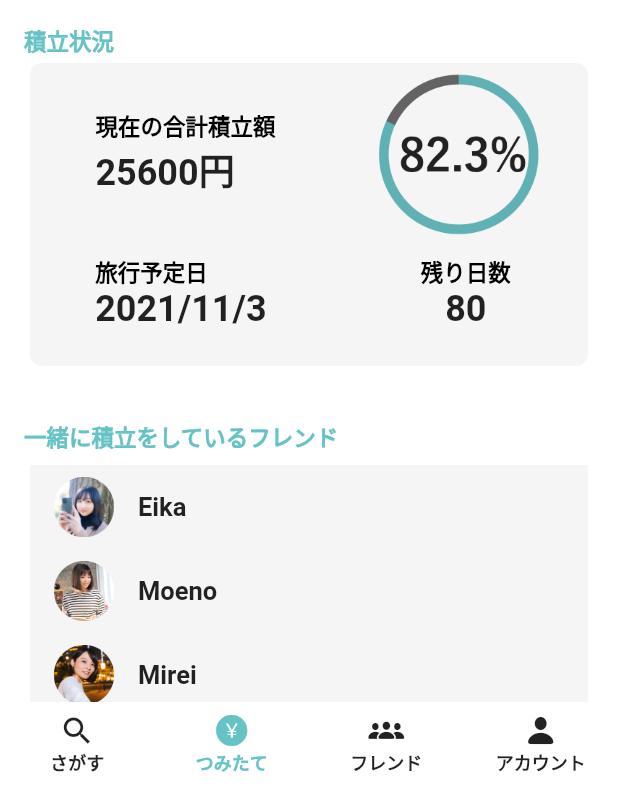
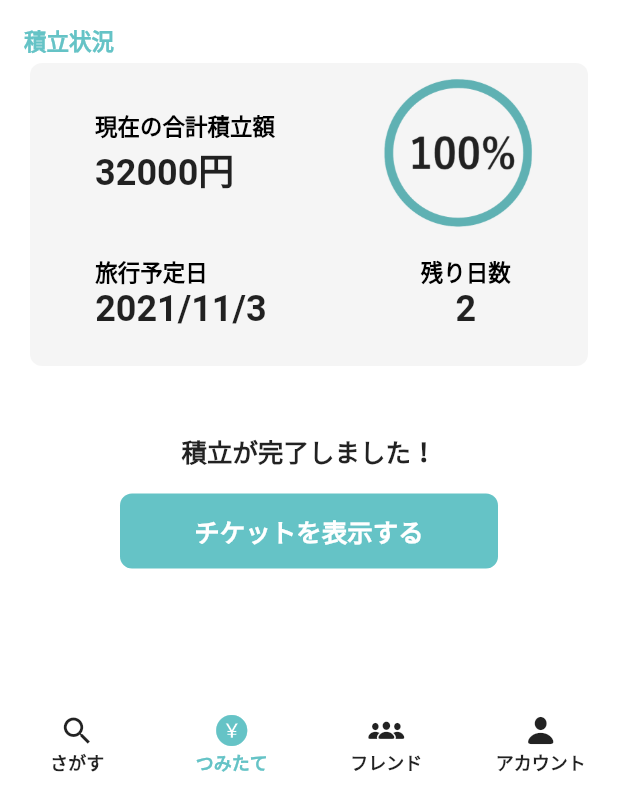
Before and after one commit to taznica/treap_app, a Flutter app: the screen it shows after launch, item 2 of the bottom bar chosen, on a phone screen of 412 x 824 dp, the part 450-1236 px from its top. Run offline on Flutter 3.47's test engine with Material 2 defaults, Android fonts, the phone set to English and light mode, and no system bars.

Commit message:
add: images and update UI in views of finished tsumitate and ticket to use

```diff
--- a/lib/views/tsumitate/tsumitate_view.dart
+++ b/lib/views/tsumitate/tsumitate_view.dart
@@ -2,6 +2,7 @@ import 'package:flutter/cupertino.dart';
 import 'package:flutter/material.dart';
 import 'package:gohoubi_app/constants.dart';
 import 'package:gohoubi_app/models/user.dart';
+import 'package:gohoubi_app/views/ticket/components/ticket_use_view.dart';
 
 class TsumitateView extends StatelessWidget {
   @override
@@ -76,7 +77,7 @@ class TsumitateView extends StatelessWidget {
                                             ),
                                       ),
                                       Text(
-                                        '25600円',
+                                        '32000円',
                                         style: Theme.of(context)
                                             .textTheme
                                             .headline5
@@ -88,7 +89,7 @@ class TsumitateView extends StatelessWidget {
                                   ),
                                 ),
                                 Image.asset(
-                                  'assets/images/progress_823.png',
+                                  'assets/images/progress_100.png',
                                   height: 120,
                                 )
                               ],
@@ -147,7 +148,7 @@ class TsumitateView extends StatelessWidget {
                                             ),
                                       ),
                                       Text(
-                                        '80',
+                                        '2',
                                         style: Theme.of(context)
                                             .textTheme
                                             .headline5
@@ -166,84 +167,100 @@ class TsumitateView extends StatelessWidget {
                     ],
                   ),
                 ),
+                // Padding(
+                //   padding: const EdgeInsets.all(16.0),
+                //   child: Column(
+                //     crossAxisAlignment: CrossAxisAlignment.start,
+                //     children: [
+                //       Text(
+                //         '一緒に積立をしているフレンド',
+                //         style: Theme.of(context).textTheme.subtitle2.copyWith(
+                //               color: treapColor,
+                //               fontWeight: FontWeight.bold,
+                //             ),
+                //       ),
+                //       Padding(
+                //         padding: const EdgeInsets.only(
+                //           top: 8.0,
+                //           bottom: 4.0,
+                //           left: 4.0,
+                //           right: 4.0,
+                //         ),
+                //         child: Container(
+                //           decoration: BoxDecoration(
+                //               borderRadius: BorderRadius.circular(8.0)),
+                //           height: 200,
+                //           child: ListView(
+                //             children: [
+                //               ListTile(
+                //                 title: Text(
+                //                   'Eika',
+                //                   style: Theme.of(context)
+                //                       .textTheme
+                //                       .subtitle1
+                //                       .copyWith(
+                //                         fontWeight: FontWeight.bold,
+                //                       ),
+                //                 ),
+                //                 leading: Image.asset(
+                //                   'assets/images/1_friend_eika.png',
+                //                   height: 40,
+                //                 ),
+                //                 tileColor: Colors.grey.withOpacity(0.1),
+                //               ),
+                //               ListTile(
+                //                 title: Text(
+                //                   'Moeno',
+                //                   style: Theme.of(context)
+                //                       .textTheme
+                //                       .subtitle1
+                //                       .copyWith(
+                //                         fontWeight: FontWeight.bold,
+                //                       ),
+                //                 ),
+                //                 leading: Image.asset(
+                //                   'assets/images/2_friend_moeno.png',
+                //                   height: 40,
+                //                 ),
+                //                 tileColor: Colors.grey.withOpacity(0.1),
+                //               ),
+                //               ListTile(
+                //                 title: Text(
+                //                   'Mirei',
+                //                   style: Theme.of(context)
+                //                       .textTheme
+                //                       .subtitle1
+                //                       .copyWith(
+                //                         fontWeight: FontWeight.bold,
+                //                       ),
+                //                 ),
+                //                 leading: Image.asset(
+                //                   'assets/images/5_friend_mirei.png',
+                //                   height: 40,
+                //                 ),
+                //                 tileColor: Colors.grey.withOpacity(0.1),
+                //               ),
+                //             ],
+                //           ),
+                //         ),
+                //       ),
+                //     ],
+                //   ),
+                // ),
                 Padding(
-                  padding: const EdgeInsets.all(16.0),
-                  child: Column(
-                    crossAxisAlignment: CrossAxisAlignment.start,
-                    children: [
-                      Text(
-                        '一緒に積立をしているフレンド',
-                        style: Theme.of(context).textTheme.subtitle2.copyWith(
-                              color: treapColor,
-                              fontWeight: FontWeight.bold,
-                            ),
-                      ),
-                      Padding(
-                        padding: const EdgeInsets.only(
-                          top: 8.0,
-                          bottom: 4.0,
-                          left: 4.0,
-                          right: 4.0,
-                        ),
-                        child: Container(
-                          decoration: BoxDecoration(
-                              borderRadius: BorderRadius.circular(8.0)),
-                          height: 200,
-                          child: ListView(
-                            children: [
-                              ListTile(
-                                title: Text(
-                                  'Eika',
-                                  style: Theme.of(context)
-                                      .textTheme
-                                      .subtitle1
-                                      .copyWith(
-                                        fontWeight: FontWeight.bold,
-                                      ),
-                                ),
-                                leading: Image.asset(
-                                  'assets/images/1_friend_eika.png',
-                                  height: 40,
-                                ),
-                                tileColor: Colors.grey.withOpacity(0.1),
-                              ),
-                              ListTile(
-                                title: Text(
-                                  'Moeno',
-                                  style: Theme.of(context)
-                                      .textTheme
-                                      .subtitle1
-                                      .copyWith(
-                                        fontWeight: FontWeight.bold,
-                                      ),
-                                ),
-                                leading: Image.asset(
-                                  'assets/images/2_friend_moeno.png',
-                                  height: 40,
-                                ),
-                                tileColor: Colors.grey.withOpacity(0.1),
-                              ),
-                              ListTile(
-                                title: Text(
-                                  'Mirei',
-                                  style: Theme.of(context)
-                                      .textTheme
-                                      .subtitle1
-                                      .copyWith(
-                                        fontWeight: FontWeight.bold,
-                                      ),
-                                ),
-                                leading: Image.asset(
-                                  'assets/images/5_friend_mirei.png',
-                                  height: 40,
-                                ),
-                                tileColor: Colors.grey.withOpacity(0.1),
-                              ),
-                            ],
+                  padding: const EdgeInsets.only(
+                    top: 24.0,
+                    bottom: 8.0,
+                  ),
+                  child: Align(
+                    alignment: Alignment.center,
+                    child: Text(
+                      '積立が完了しました！',
+                      style: Theme.of(context).textTheme.subtitle1.copyWith(
+                            color: Colors.black87,
+                            fontWeight: FontWeight.bold,
                           ),
-                        ),
-                      ),
-                    ],
+                    ),
                   ),
                 ),
                 Padding(
@@ -259,7 +276,16 @@ class TsumitateView extends StatelessWidget {
                       right: 64.0,
                     ),
                     child: FlatButton(
-                      onPressed: () {},
+                      onPressed: () {
+                        Navigator.push(
+                          context,
+                          MaterialPageRoute(
+                            builder: (context) {
+                              return TicketUseView();
+                            },
+                          ),
+                        );
+                      },
                       color: treapColor,
                       splashColor: treapAccentColor,
                       shape: RoundedRectangleBorder(
@@ -269,7 +295,7 @@ class TsumitateView extends StatelessWidget {
                       minWidth: 200,
                       child: Align(
                         child: Text(
-                          '積立を編集する',
+                          'チケットを表示する',
                           style: Theme.of(context).textTheme.subtitle1.copyWith(
                                 color: Colors.white,
                                 fontWeight: FontWeight.bold,
```
Also changed, not shown: lib/views/search/start_view.dart (+7 -2 lines), lib/views/ticket/components/ticket_use_view.dart (+12 -18 lines), assets/images/progress_100.png (added), assets/images/sakan_qrcode.png.
